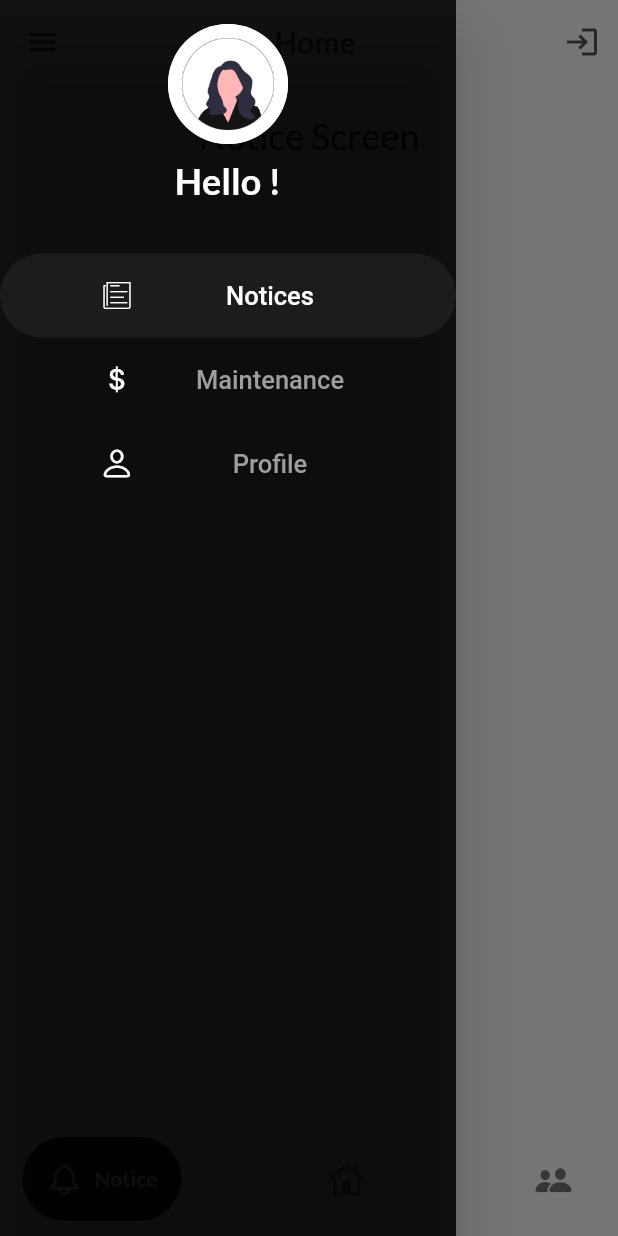
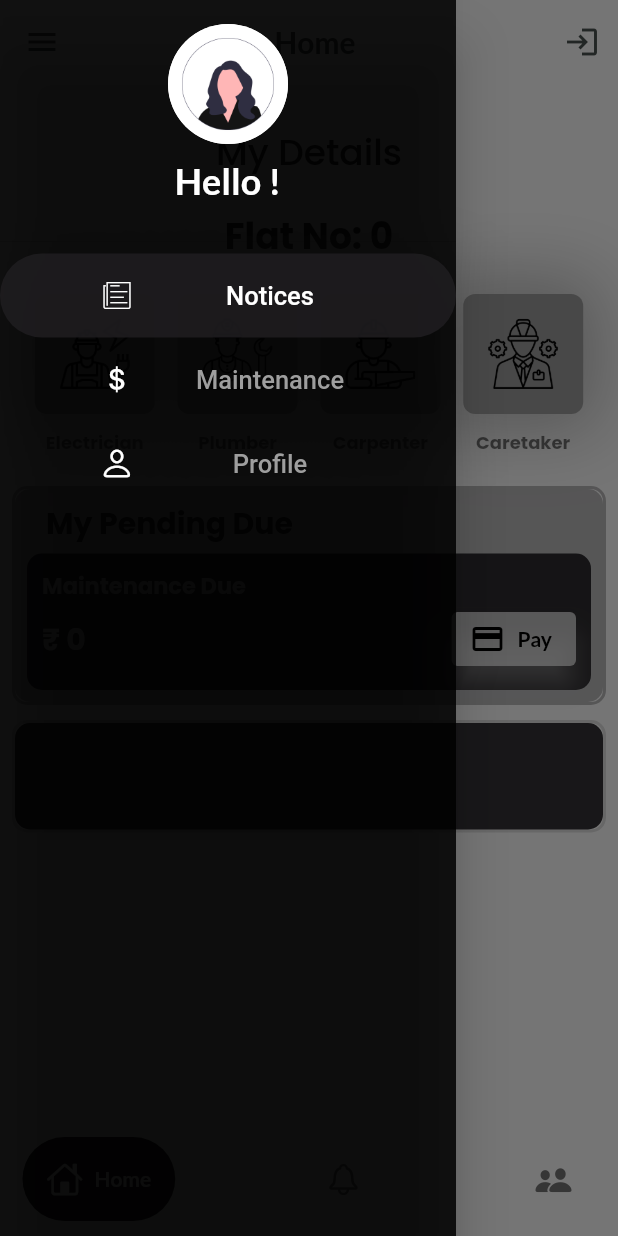
Before and after one commit to rishabhky/society_app, a Flutter app: the HomePage screen opened directly with empty values, with the side drawer open, on a phone screen of 412 x 824 dp. Run offline on Flutter 3.47's test engine with Material 2 defaults, Android fonts, the phone set to English and light mode, and no system bars; drawn by our look-alikes of google_nav_bar; our stand-ins replace cloud_firestore, file_picker, firebase_auth, firebase_core, firebase_storage, flutter_speed_dial and 2 more; missing offline and left inert: easy_pdf_viewer, razorpay_flutter; accounts and stored records are empty; Roboto replaces fonts that are missing (Ubuntu).

Commit message:
Maintenace page -1

```diff
--- a/lib/pages/home_page.dart
+++ b/lib/pages/home_page.dart
@@ -106,14 +106,14 @@ class _HomePageState extends State<HomePage> {
 
   Widget _getSelectedScreen(int index) {
     if (index == 0) {
-      return NoticeBoardScreen(isAdmin: isAdmin == 'admin');
-    } else if (index == 1) {
       return MaintenanceScreen(
         maintenance: maintenance,
         predefinedAmount: predefinedAmount,
         razorpay: _razorpay,
         flatNumber: flatNumber,
       );
+    } else if (index == 1) {
+      return NoticeBoardScreen(isAdmin: isAdmin == 'admin');
     } else if (index == 2) {
       return ProfileScreen(username: widget.username);
     } else {
@@ -158,12 +158,13 @@ class _HomePageState extends State<HomePage> {
           padding: EdgeInsets.all(16),
           tabs: const [
             GButton(
-              icon: CupertinoIcons.bell,
-              text: 'Notice',
+              icon: CupertinoIcons.home,
+              text: 'Home',
+              textColor: Color(0xffefedec),
             ),
             GButton(
-              icon: CupertinoIcons.home,
-              text: 'Maintenance',
+              icon: CupertinoIcons.bell,
+              text: 'Notices',
             ),
             GButton(
               icon: CupertinoIcons.person_2_fill,
@@ -273,11 +274,38 @@ class NoticeBoardScreen extends StatelessWidget {
       child: Column(
         children: [
           SizedBox(
-            height: 20,
+            height: 5,
           ),
-          Text(
-            'Notice Screen',
-            style: TextStyle(fontSize: 24, color: Color(0xff0a0b0a)),
+          GlowingOverscrollIndicator(
+            axisDirection: AxisDirection.down,
+            color: Colors.white,
+            child: Row(
+              mainAxisAlignment: MainAxisAlignment.center,
+              children: [
+                Text(
+                  'Notice Board',
+                  style: GoogleFonts.poppins(
+                    fontSize: 24,
+                    color: Color(0xff4B5350),
+                    fontWeight: FontWeight.w400,
+                    shadows: [
+                      const Shadow(
+                        offset: Offset(0, 2),
+                        blurRadius: 10,
+                        color: Colors.white,
+                      ),
+                    ],
+                  ),
+                ),
+                SizedBox(
+                  width: 5,
+                ),
+                Icon(
+                  CupertinoIcons.doc_on_clipboard,
+                  color: Colors.grey.shade800,
+                )
+              ],
+            ),
           ),
           Expanded(
             child: Container(
--- a/lib/pages/maintenance.dart
+++ b/lib/pages/maintenance.dart
@@ -1,11 +1,13 @@
+import 'package:cloud_firestore/cloud_firestore.dart';
 import 'package:flutter/cupertino.dart';
 import 'package:flutter/material.dart';
 import 'package:google_fonts/google_fonts.dart';
 import 'package:razorpay_flutter/razorpay_flutter.dart';
+import 'package:vmg/utils/mybutton.dart';
 
 import 'admin_home.dart';
 
-class MaintenanceScreen extends StatelessWidget {
+class MaintenanceScreen extends StatefulWidget {
   final int maintenance; // Correct the typo here
   final double predefinedAmount;
   final Razorpay razorpay;
@@ -17,6 +19,44 @@ class MaintenanceScreen extends StatelessWidget {
     required this.razorpay,
     required this.flatNumber,
   });
+
+  @override
+  State<MaintenanceScreen> createState() => _MaintenanceScreenState();
+}
+
+class _MaintenanceScreenState extends State<MaintenanceScreen> {
+  FirebaseFirestore firestore = FirebaseFirestore.instance;
+  String noticeTitle = "";
+  String noticeContent = "";
+
+  @override
+  void initState() {
+    super.initState();
+    // Fetch the notice and content from Firestore when the widget is initialized
+    fetchNoticeAndContent();
+  }
+
+  Future<void> fetchNoticeAndContent() async {
+    try {
+      // Reference to the Firestore collection
+      CollectionReference noticeSelected = firestore.collection('selected');
+
+      // Get the document with the specific flat number (assuming the document ID is the flat number)
+      DocumentSnapshot document = await noticeSelected.doc('selected').get();
+
+      if (document.exists) {
+        Map<String, dynamic> data = document.data() as Map<String, dynamic>;
+        setState(() {
+          noticeTitle = data['title'];
+          noticeContent = data['content'];
+        });
+      } else {
+        print('Document does not exist');
+      }
+    } catch (e) {
+      print('Error fetching document from Firestore: $e');
+    }
+  }
 
   @override
   Widget build(BuildContext context) {
@@ -43,7 +83,7 @@ class MaintenanceScreen extends StatelessWidget {
                   height: 20,
                 ),
                 Text(
-                  "Flat No: $flatNumber",
+                  "Flat No: ${widget.flatNumber}",
                   style: GoogleFonts.poppins(
                     color: Colors.grey.shade900,
                     fontSize: 24,
@@ -53,25 +93,45 @@ class MaintenanceScreen extends StatelessWidget {
                 SizedBox(
                   height: 20,
                 ),
+                Row(
+                  mainAxisAlignment: MainAxisAlignment.spaceEvenly,
+                  children: [
+                    MyButton(
+                        iconPath: "assets/images/electrician.png",
+                        buttonText: "Electrician"),
+                    MyButton(
+                        iconPath: "assets/images/plumber.png",
+                        buttonText: "Plumber"),
+                    MyButton(
+                        iconPath: "assets/images/carpenter.png",
+                        buttonText: "Carpenter"),
+                    MyButton(
+                        iconPath: "assets/images/man.png",
+                        buttonText: "Caretaker"),
+                  ],
+                ),
+                SizedBox(
+                  height: 20,
+                ),
                 Container(
                   width: double.maxFinite,
                   decoration: BoxDecoration(
-                    border: Border.all(color: Colors.white, width: 2),
+                    border: Border.all(
+                        color: Color(0xFF1F1D20).withOpacity(0.3), width: 2),
                     borderRadius: BorderRadius.circular(10),
                   ),
                   child: Container(
                     decoration: BoxDecoration(
-                      color: Colors.white,
+                      color: Color(0xFF1F1D20).withOpacity(0.3),
                       borderRadius: BorderRadius.circular(10),
                     ),
-                    padding: EdgeInsets.all(10),
                     child: Padding(
                       padding: const EdgeInsets.all(8.0),
                       child: Column(
                         crossAxisAlignment: CrossAxisAlignment.start,
                         children: [
                           Text(
-                            "My Pending Due",
+                            "   My Pending Due",
                             style: GoogleFonts.poppins(
                                 color: Colors.grey.shade900,
                                 fontSize: 20,
@@ -101,7 +161,7 @@ class MaintenanceScreen extends StatelessWidget {
                                       MainAxisAlignment.spaceBetween,
                                   children: [
                                     Text(
-                                      "₹ ${maintenance}",
+                                      "₹ ${widget.maintenance}",
                                       style: GoogleFonts.poppins(
                                         fontSize: 20,
                                         fontWeight: FontWeight.bold,
@@ -110,16 +170,16 @@ class MaintenanceScreen extends StatelessWidget {
                                     ),
                                     ElevatedButton.icon(
                                       style: ElevatedButton.styleFrom(
-                                        backgroundColor: Colors.white,
-                                        shadowColor: Colors.white,
+                                        backgroundColor: Colors.white70,
+                                        shadowColor: Colors.white70,
                                         elevation: 8,
                                       ),
                                       onPressed: () {
                                         showDialog(
                                           context: context,
                                           builder: (BuildContext context) =>
-                                              PaymentDialog(
-                                                  razorpay, predefinedAmount),
+                                              PaymentDialog(widget.razorpay,
+                                                  widget.predefinedAmount),
                                         );
                                       },
                                       icon: const Icon(Icons.payment),
@@ -144,10 +204,10 @@ class MaintenanceScreen extends StatelessWidget {
                 SizedBox(
                   height: 10,
                 ),
-
                 Container(
+                  width: double.maxFinite,
                   decoration: BoxDecoration(
-                    border: Border.all(color: Colors.white, width: 2),
+                    border: Border.all(color: Colors.grey.shade300, width: 2),
                     borderRadius: BorderRadius.circular(10),
                   ),
                   child: Container(
@@ -159,16 +219,19 @@ class MaintenanceScreen extends StatelessWidget {
                     child: Column(
                       children: [
                         Text(
-                          "Notice ",
+                          noticeTitle,
                           style: GoogleFonts.poppins(
                               color: Colors.white,
                               fontSize: 20,
                               fontWeight: FontWeight.bold),
                         ),
                         Text(
-                          "Below are the maintenance details for your flat, the payment button opens a dialog box, enter the right amount and continue with RazorPay safe payment ...",
+                          noticeContent,
+                          textAlign: TextAlign.justify,
                           style: GoogleFonts.poppins(
-                            color: Colors.white,
+                            fontSize: 14,
+                            fontWeight: FontWeight.bold,
+                            color: Colors.grey.shade400,
                           ),
                         ),
                       ],
@@ -178,28 +241,6 @@ class MaintenanceScreen extends StatelessWidget {
                 const SizedBox(
                   height: 20,
                 ),
-                // ElevatedButton.icon(
-                //   style: ElevatedButton.styleFrom(
-                //     backgroundColor: Colors.white,
-                //     shadowColor: Colors.white,
-                //     elevation: 8,
-                //   ),
-                //   onPressed: () {
-                //     showDialog(
-                //       context: context,
-                //       builder: (BuildContext context) =>
-                //           PaymentDialog(razorpay, predefinedAmount),
-                //     );
-                //   },
-                //   icon: const Icon(Icons.payment),
-                //   label: Text(
-                //     "Payment",
-                //     style: TextStyle(
-                //         color: Colors.black,
-                //         fontSize: 14,
-                //         fontWeight: FontWeight.bold),
-                //   ),
-                // ),
               ],
             ),
           ),
--- /dev/null
+++ b/lib/utils/mybutton.dart
@@ -0,0 +1,44 @@
+import 'package:flutter/material.dart';
+import 'package:google_fonts/google_fonts.dart';
+
+class MyButton extends StatelessWidget {
+  final String iconPath;
+  final String buttonText;
+
+  const MyButton({Key? key, required this.iconPath, required this.buttonText})
+      : super(key: key);
+
+  @override
+  Widget build(BuildContext context) {
+    return Column(
+      children: [
+        Container(
+          width: 80,
+          height: 80,
+          padding: const EdgeInsets.all(8),
+          child: IconButton(
+            onPressed: () {},
+            icon: Image.asset(iconPath),
+          ),
+          decoration: BoxDecoration(
+              borderRadius: BorderRadius.circular(8),
+              color: Colors.grey.shade500,
+              boxShadow: [
+                BoxShadow(
+                    color: Colors.grey.shade400,
+                    blurRadius: 40,
+                    spreadRadius: 10)
+              ]),
+        ),
+        SizedBox(
+          height: 10,
+        ),
+        Text(
+          buttonText,
+          style: GoogleFonts.poppins(
+              color: Colors.black54, fontSize: 12, fontWeight: FontWeight.bold),
+        )
+      ],
+    );
+  }
+}
--- a/pubspec.yaml
+++ b/pubspec.yaml
@@ -80,6 +80,10 @@ flutter:
     - assets/images/login.png
     - assets/images/profile.png
     - assets/images/admin.png
+    - assets/images/electrician.png
+    - assets/images/plumber.png
+    - assets/images/carpenter.png
+    - assets/images/man.png
   #   - images/a_dot_ham.jpeg
 
   # An image asset can refer to one or more resolution-specific "variants", see
```
Also changed, not shown: lib/pages/admin_home.dart (+13 -10 lines), lib/pages/edit_page.dart (+28 -0 lines), assets/images/carpenter.png (added), assets/images/electrician.png (added), assets/images/man.png (added), assets/images/plumber.png (added).
